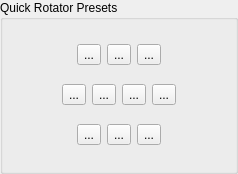
This is mqt/MqtLogger/RotPresets.ui in Rsclub22/Minos2-Mirror as Qt 5 draws it before an edit. The edited form follows.
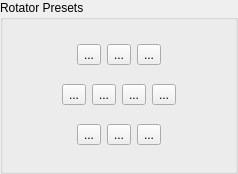
This is the edited form.

Commit message: Remove the "Quick" from the text

Patch:
```diff
--- a/mqt/MqtLogger/RotPresets.ui
+++ b/mqt/MqtLogger/RotPresets.ui
@@ -14,7 +14,7 @@
    <string>GroupBox</string>
   </property>
   <property name="title">
-   <string>Quick Rotator Presets</string>
+   <string>Rotator Presets</string>
   </property>
   <layout class="QVBoxLayout" name="verticalLayout">
    <item>
```
